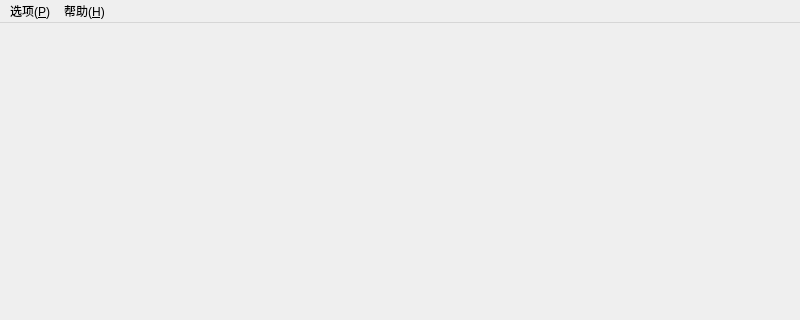
This is src/mainwindow.ui in shine5402/KiraOtoToolbox as Qt 5 draws it before an edit; both pictures show x 0 to 800 and y 0 to 320 of the 800 by 625 pixel window. The edited form follows.
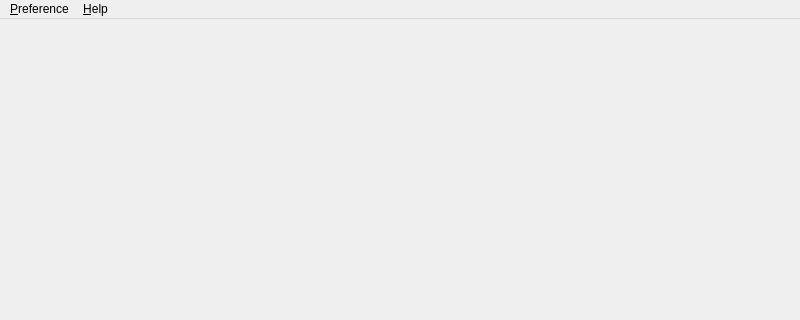
This is the edited form.

Commit message: Translate mainwindow into English

Diff of the .ui file:
```diff
--- a/src/mainwindow.ui
+++ b/src/mainwindow.ui
@@ -88,12 +88,12 @@
    </property>
    <widget class="QMenu" name="menu_Preference">
     <property name="title">
-     <string>选项(&amp;P)</string>
+     <string>&amp;Preference</string>
     </property>
    </widget>
    <widget class="QMenu" name="menu_Help">
     <property name="title">
-     <string>帮助(&amp;H)</string>
+     <string>&amp;Help</string>
     </property>
     <addaction name="actionAbout"/>
     <addaction name="actionAbout_Qt"/>
```
Left out of the diff: 10 changed lines with no effect on the pictures. The commit also changes 1 other file.
